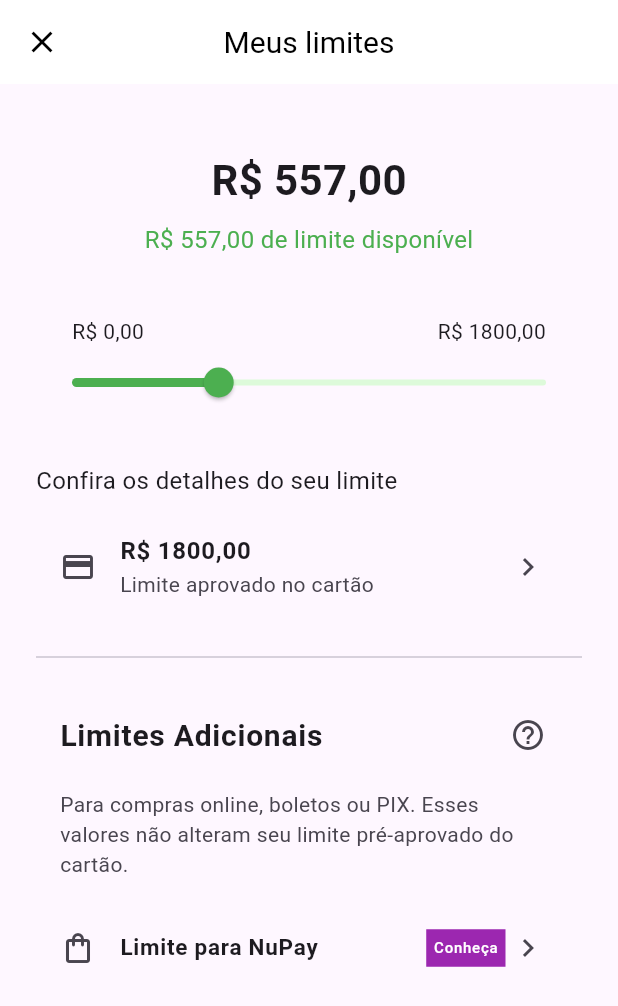
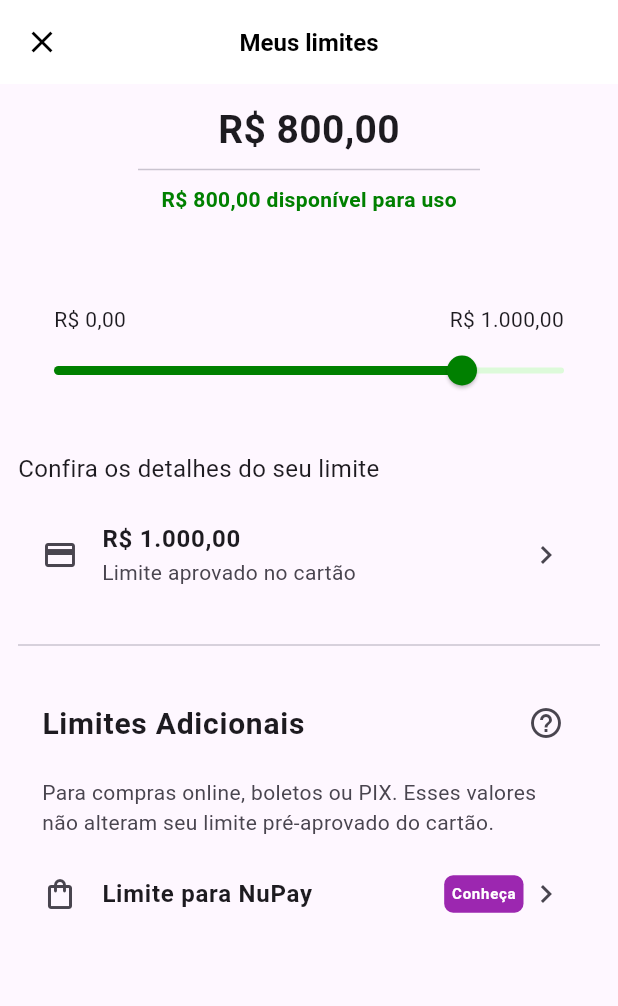
Before and after one commit to marcossbbatista/nuproject, a Flutter app: the screen it shows after launch, on a phone screen of 412 x 824 dp. Shown: the top 1006 px of the screen. Run offline on Flutter 3.47's test engine with Material 3 defaults, Android fonts, the phone set to English and light mode, and no system bars.

Commit message:
numberFormat_Color_Divider_Padding

```diff
--- a/lib/meus_limites.dart
+++ b/lib/meus_limites.dart
@@ -1,4 +1,5 @@
 import 'package:flutter/material.dart';
+import 'package:intl/intl.dart';
 
 class MeusLimites extends StatefulWidget {
   const MeusLimites({super.key});
@@ -8,9 +9,15 @@ class MeusLimites extends StatefulWidget {
 }
 
 class _MeusLimitesState extends State<MeusLimites> {
-  double valorEscolhido = 557;
+  double valorEscolhido = 800;
   double valorMinimo = 0;
-  double valorMaximo = 1800;
+  double valorMaximo = 1000;
+
+  final NumberFormat currencyFormat = NumberFormat.currency(
+    locale: 'pt_BR',
+    symbol: 'R\$',
+    decimalDigits: 2,
+  );
 
   @override
   Widget build(BuildContext context) {
@@ -18,7 +25,7 @@ class _MeusLimitesState extends State<MeusLimites> {
       appBar: AppBar(
         title: Text(
           "Meus limites",
-          style: TextStyle(color: Colors.black, fontSize: 20),
+          style: TextStyle(color: Colors.black, fontSize: 16, fontWeight: FontWeight.bold),
         ),
         centerTitle: true,
         backgroundColor: Colors.white,
@@ -26,44 +33,45 @@ class _MeusLimitesState extends State<MeusLimites> {
         elevation: 0,
       ),
       body: Padding(
-        padding: EdgeInsets.all(24),
+        padding: EdgeInsets.all(12),
         child: Column(
           crossAxisAlignment: CrossAxisAlignment.start,
           children: <Widget>[
-            SizedBox(height: 20),
+            SizedBox(),
             Center(
               child: Text(
-                "R\$ " + valorEscolhido.toStringAsFixed(2).replaceAll('.', ','),
+                currencyFormat.format(valorEscolhido),
                 style: TextStyle(
-                  fontSize: 28,
+                  fontSize: 26,
                   fontWeight: FontWeight.bold,
                 ),
               ),
             ),
-            SizedBox(height: 8),
+            Divider(indent: 80,
+            endIndent: 80),
+            SizedBox(height: 2),
             Center(
               child: Text(
-                "R\$ ${valorEscolhido.toStringAsFixed(2).replaceAll('.', ',')} de limite disponível",
+                currencyFormat.format(valorEscolhido) + " disponível para uso",
                 style: TextStyle(
-                  fontSize: 16,
-                  color: Colors.green,
+                  fontSize: 14,
+                  color: Color(0xFF008000),
+                  fontWeight: FontWeight.bold
                 ),
               ),
             ),
-            SizedBox(height: 40),
+            SizedBox(height: 60),
             Padding(
               padding: const EdgeInsets.symmetric(horizontal: 24.0),
               child: Row(
                 mainAxisAlignment: MainAxisAlignment.spaceBetween,
                 children: [
                   Text(
-                    "R\$ " +
-                        valorMinimo.toStringAsFixed(2).replaceAll('.', ','),
+                    currencyFormat.format(valorMinimo),
                     style: TextStyle(fontSize: 14),
                   ),
                   Text(
-                    "R\$ " +
-                        valorMaximo.toStringAsFixed(2).replaceAll('.', ','),
+                    currencyFormat.format(valorMaximo),
                     style: TextStyle(fontSize: 14),
                   ),
                 ],
@@ -73,7 +81,7 @@ class _MeusLimitesState extends State<MeusLimites> {
               value: valorEscolhido,
               max: valorMaximo,
               min: valorMinimo,
-              activeColor: Colors.green,
+              activeColor: Color(0xFF008000),
               inactiveColor: Color(0xFFddfada),
               onChanged: (double valor) {
                 setState(() {
@@ -90,7 +98,7 @@ class _MeusLimitesState extends State<MeusLimites> {
             ListTile(
               leading: Icon(Icons.credit_card),
               title: Text(
-                "R\$ " + valorMaximo.toStringAsFixed(2).replaceAll('.', ','),
+                currencyFormat.format(valorMaximo),
                 style: TextStyle(fontWeight: FontWeight.bold),
               ),
               subtitle: Text("Limite aprovado no cartão"),
@@ -113,14 +121,14 @@ class _MeusLimitesState extends State<MeusLimites> {
               subtitle: Text(
                   "Para compras online, boletos ou PIX. Esses valores não alteram seu limite pré-aprovado do cartão."),
             ),
-            SizedBox(height: 10),
+            SizedBox(height: 2),
             ListTile(
               leading: Icon(Icons.shopping_bag_outlined),
               title: Text(
                 "Limite para NuPay",
                 style: TextStyle(
                   fontWeight: FontWeight.bold,
-                  fontSize: 15,
+                  fontSize: 16,
                 ),
               ),
               trailing: Row(
@@ -129,15 +137,15 @@ class _MeusLimitesState extends State<MeusLimites> {
                   Padding(
                     padding: const EdgeInsets.only(right: 3.0),
                     child: Container(
-                      padding:
-                          EdgeInsets.all(5),
+                      padding: EdgeInsets.all(5),
                       decoration: BoxDecoration(
                         color: Colors.purple,
+                        borderRadius: BorderRadius.circular(6),
                       ),
                       child: GestureDetector(
                         child: Text(
                           "Conheça",
-                          style: TextStyle(color: Colors.white, fontSize: 10),
+                          style: TextStyle(color: Colors.white, fontSize: 10, fontWeight: FontWeight.bold),
                         ),
                       ),
                     ),
--- a/pubspec.yaml
+++ b/pubspec.yaml
@@ -30,7 +30,8 @@ environment:
 dependencies:
   flutter:
     sdk: flutter
-  intl: ^0.18.0
+  intl: ^0.18.1
+
 
 
   # The following adds the Cupertino Icons font to your application.
```
Also changed, not shown: images/nulimite.jpeg.
